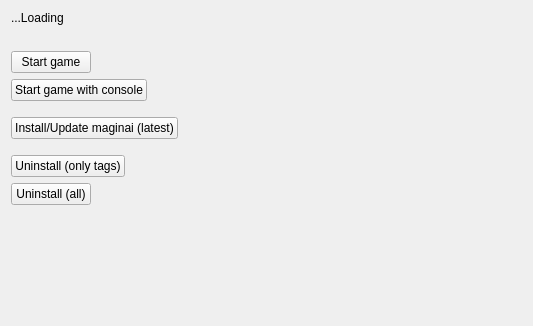
Before: the Qt Designer form src/gmaginai_l/forms/widgets/maginai_widget.ui in Spoonail-Iroiro/gmaginai-l, drawn with Qt 5.
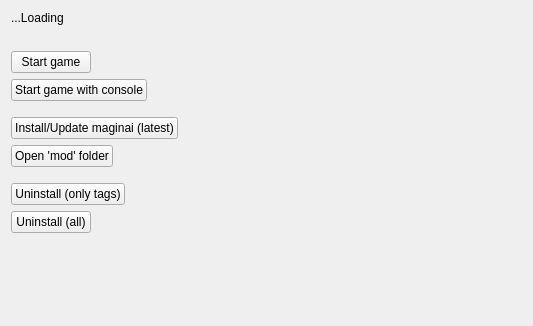
After: the same form once the commit is applied.

Commit message: Add open 'mod' folder on MaginaiWidget

```diff
--- a/src/gmaginai_l/forms/widgets/maginai_widget.ui
+++ b/src/gmaginai_l/forms/widgets/maginai_widget.ui
@@ -138,7 +138,31 @@
      <item>
       <spacer name="horizontalSpacer_4">
        <property name="orientation">
-        <enum>Qt::Horizontal</enum>
+        <enum>Qt::Orientation::Horizontal</enum>
+       </property>
+       <property name="sizeHint" stdset="0">
+        <size>
+         <width>40</width>
+         <height>20</height>
+        </size>
+       </property>
+      </spacer>
+     </item>
+    </layout>
+   </item>
+   <item>
+    <layout class="QHBoxLayout" name="horizontalLayout_10">
+     <item>
+      <widget class="QPushButton" name="btn_open_mod_folder">
+       <property name="text">
+        <string>Open 'mod' folder</string>
+       </property>
+      </widget>
+     </item>
+     <item>
+      <spacer name="horizontalSpacer_9">
+       <property name="orientation">
+        <enum>Qt::Orientation::Horizontal</enum>
        </property>
        <property name="sizeHint" stdset="0">
         <size>
```
Left out of the diff: 22 changed lines with no effect on the pictures. The commit also changes 2 other files.
